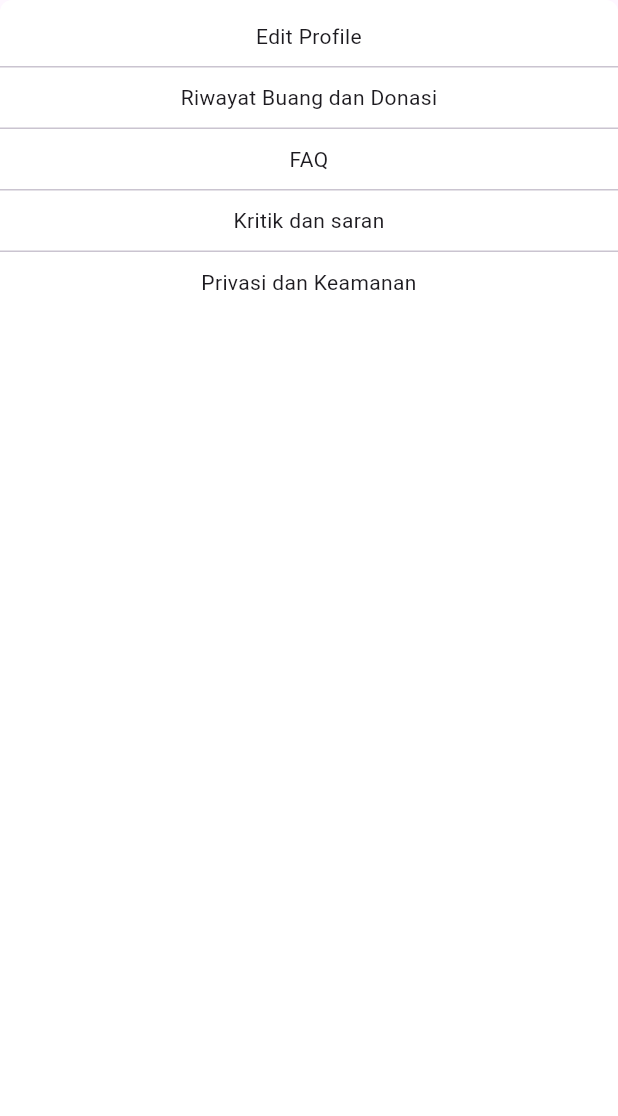
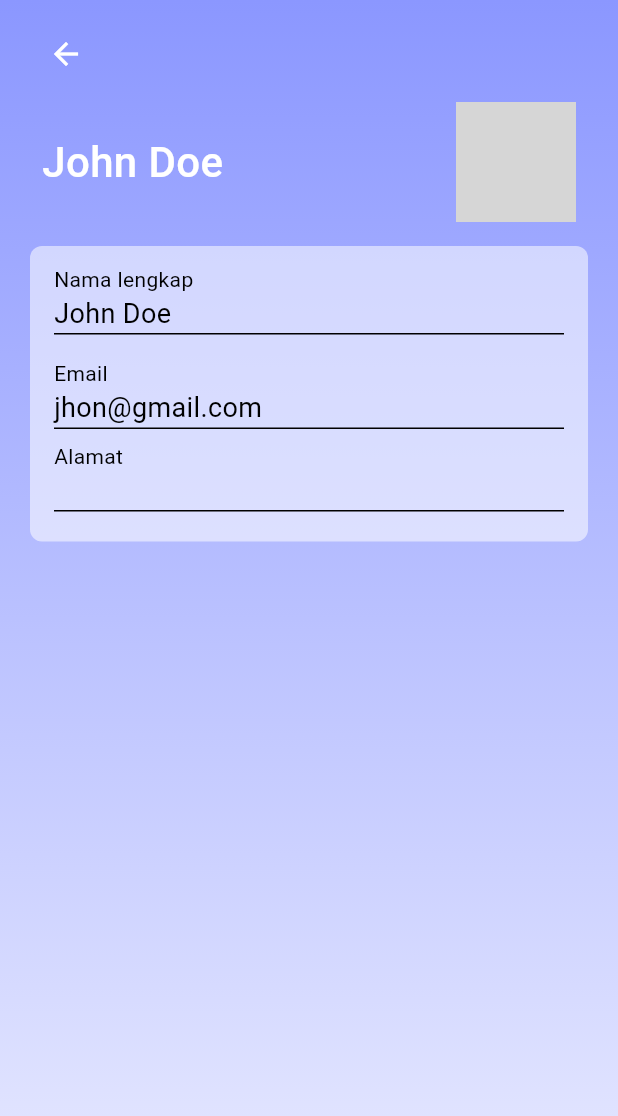
Before and after one commit to omanfathurrahman/e_waste, a Flutter app: the KomponenMenu widget shown alone on an empty page, opened directly, after a tap on "Edit Profile", on a phone screen of 412 x 824 dp. Shown: the top 1116 px of the screen. Run offline on Flutter 3.47's test engine with Material 3 defaults, Android fonts, the phone set to English and light mode, and no system bars; our stand-ins replace flutter_svg, supabase_flutter; accounts and stored records are empty; network calls fail; grey boxes are pictures that could not be loaded.

Commit message:
Add navigation to DetailProfileScreen and update UI in DetailLokasiServiceScreen

```diff
--- /dev/null
+++ b/lib/screen/profile/detail_profile/detail_profile_screen.dart
@@ -0,0 +1,213 @@
+import 'package:e_waste/main.dart';
+import 'package:e_waste/screen/service/daftar_lokasi_service/lokasi_service_terdekat_screen.dart';
+import 'package:flutter/material.dart';
+
+class DetailProfileScreen extends StatefulWidget {
+  const DetailProfileScreen({
+    super.key,
+  });
+
+  @override
+  State<DetailProfileScreen> createState() => _DetailProfileScreenState();
+}
+
+class _DetailProfileScreenState extends State<DetailProfileScreen> {
+  @override
+  Widget build(BuildContext context) {
+    return MaterialApp(
+      home: Stack(
+        children: [
+          Container(
+            width: double.infinity,
+            height: double.infinity,
+            clipBehavior: Clip.antiAlias,
+            decoration: const BoxDecoration(
+              gradient: LinearGradient(
+                begin: Alignment(0.00, 1.00),
+                end: Alignment(0, -1),
+                colors: [Color(0xFFE9EBFF), Color(0xFF8B97FF)],
+              ),
+            ),
+          ),
+          Scaffold(
+            backgroundColor: Colors.transparent,
+            body: Padding(
+              padding: const EdgeInsets.symmetric(horizontal: 20, vertical: 12),
+              child: ListView(
+                children: [
+                  const KomponenHeader(),
+                  const SizedBox(
+                    height: 8,
+                  ),
+                  Padding(
+                    padding: const EdgeInsets.symmetric(horizontal: 8),
+                    child: Container(
+                      child: Row(
+                          mainAxisAlignment: MainAxisAlignment.spaceBetween,
+                          children: [
+                            const Text(
+                              "John Doe",
+                              style: TextStyle(
+                                  color: Colors.white,
+                                  fontSize: 28,
+                                  fontWeight: FontWeight.w500),
+                            ),
+                            Container(
+                              clipBehavior: Clip.hardEdge,
+                              decoration: BoxDecoration(
+                                color: Colors.white,
+                                borderRadius: BorderRadius.circular(8),
+                              ),
+                              child: Image.network(
+                                'https://cdn.pixabay.com/photo/2015/10/05/22/37/blank-profile-picture-973460_1280.png',
+                                width: 80,
+                                height: 80,
+                                fit: BoxFit.contain,
+                              ),
+                            )
+                          ]),
+                    ),
+                  ),
+                  const SizedBox(
+                    height: 16,
+                  ),
+                  Container(
+                    decoration: BoxDecoration(
+                      color: Colors.white54,
+                      borderRadius: BorderRadius.circular(8),
+                    ),
+                    child: Padding(
+                      padding: const EdgeInsets.symmetric(
+                          horizontal: 16, vertical: 12),
+                      child: Column(
+                        crossAxisAlignment: CrossAxisAlignment.start,
+                        children: [
+                          Column(
+                            crossAxisAlignment: CrossAxisAlignment.start,
+                            children: [
+                              const Text(
+                                "Nama lengkap",
+                                style: TextStyle(
+                                  fontSize: 14,
+                                  color: Colors.black,
+                                ),
+                              ),
+                              SizedBox(
+                                width: double.infinity,
+                                child: Container(
+                                  decoration: const BoxDecoration(
+                                      border: Border(
+                                          bottom: BorderSide(
+                                              color: Colors.black, width: 1))),
+                                  child: const Text(
+                                    "John Doe",
+                                    style: TextStyle(
+                                      fontSize: 18,
+                                      color: Colors.black,
+                                    ),
+                                  ),
+                                ),
+                              ),
+                            ],
+                          ),
+                          const SizedBox(height: 16),
+                          Column(
+                            crossAxisAlignment: CrossAxisAlignment.start,
+                            children: [
+                              const Text(
+                                "Email",
+                                style: TextStyle(
+                                  fontSize: 14,
+                                  color: Colors.black,
+                                ),
+                              ),
+                              SizedBox(
+                                width: double.infinity,
+                                child: Container(
+                                  decoration: const BoxDecoration(
+                                      border: Border(
+                                          bottom: BorderSide(
+                                              color: Colors.black, width: 1))),
+                                  child: const Text(
+                                    "jhon@gmail.com",
+                                    style: TextStyle(
+                                      fontSize: 18,
+                                      color: Colors.black,
+                                    ),
+                                  ),
+                                ),
+                              ),
+                            ],
+                          ),
+                          const SizedBox(height: 8),
+                          Column(
+                            crossAxisAlignment: CrossAxisAlignment.start,
+                            children: [
+                              const Text(
+                                "Alamat",
+                                style: TextStyle(
+                                  fontSize: 14,
+                                  color: Colors.black,
+                                ),
+                              ),
+                              SizedBox(
+                                width: double.infinity,
+                                child: Container(
+                                  decoration: const BoxDecoration(
+                                      border: Border(
+                                          bottom: BorderSide(
+                                              color: Colors.black, width: 1))),
+                                  child: const Text(
+                                    "",
+                                    style: TextStyle(
+                                      fontSize: 18,
+                                      color: Colors.black,
+                                    ),
+                                  ),
+                                ),
+                              ),
+                            ],
+                          ),
+                          const SizedBox(height: 8),
+                        ],
+                      ),
+                    ),
+                  )
+                ],
+              ),
+            ),
+          )
+        ],
+      ),
+    );
+  }
+}
+
+class KomponenHeader extends StatelessWidget {
+  const KomponenHeader({super.key});
+
+  @override
+  Widget build(BuildContext context) {
+    return Row(
+      children: [
+        BackButton(
+          color: Colors.white,
+          onPressed: () {
+            Navigator.of(context).push(
+              MaterialPageRoute(
+                builder: (context) => const MainLayout(
+                  curScreenIndex: 4,
+                ),
+              ),
+            );
+          },
+        ),
+        // const Text(
+        //   "Profile",
+        //   style: TextStyle(
+        //       fontSize: 20, color: Colors.white, fontWeight: FontWeight.w600),
+        // ),
+      ],
+    );
+  }
+}
--- a/lib/screen/profile/profile_screen.dart
+++ b/lib/screen/profile/profile_screen.dart
@@ -1,4 +1,5 @@
 import 'package:e_waste/screen/auth/login_screen.dart';
+import 'package:e_waste/screen/profile/detail_profile/detail_profile_screen.dart';
 import 'package:flutter/material.dart';
 import 'package:supabase_flutter/supabase_flutter.dart';
 
@@ -126,7 +127,8 @@ class KomponenMenu extends StatelessWidget {
           children: [
             InkWell(
               onTap: () {
-                print("fdaf");
+                Navigator.pushReplacement(context,
+                    MaterialPageRoute(builder: (context) => DetailProfileScreen()));
               },
               child: const Padding(
                 padding: EdgeInsets.symmetric(vertical: 10),
--- a/lib/screen/service/detail/detail_lokasi_service.dart
+++ b/lib/screen/service/detail/detail_lokasi_service.dart
@@ -40,17 +40,37 @@ class _DetailLokasiServiceScreenState extends State<DetailLokasiServiceScreen> {
               child: ListView(
                 children: [
                   KomponenHeader(idKecamatan: widget.idKecamatan),
+                  Container(
+                    color: Colors.white24,
+                    child: Padding(
+                      padding: const EdgeInsets.all(8.0),
+                      child: Column(
+                        children: [
                           FutureBuilder(
                             future: getServiceCenterName(widget.idKecamatan),
                             builder: (context, snapshot) {
                               if (!snapshot.hasData) {
-                        return const Center(child: CircularProgressIndicator());
+                                return const Center(
+                                    child: CircularProgressIndicator());
                               }
-                      final kecamatan = snapshot.data;
-                      return Text(
-                        kecamatan.toString(),
-                        style:
-                            const TextStyle(color: Colors.white, fontSize: 16),
+                              final data =
+                                  snapshot.data as Map<String, dynamic>;
+                              return Column(
+                                crossAxisAlignment: CrossAxisAlignment.start,
+                                children: [
+                                  Text(
+                                    data['nama']!,
+                                    style: const TextStyle(
+                                        color: Colors.white,
+                                        fontSize: 16,
+                                        fontWeight: FontWeight.w700),
+                                  ),
+                                  Text(
+                                    data['alamat']!,
+                                    style: const TextStyle(
+                                        color: Colors.white, fontSize: 12),
+                                  ),
+                                ],
                               );
                             },
                           ),
@@ -62,7 +82,8 @@ class _DetailLokasiServiceScreenState extends State<DetailLokasiServiceScreen> {
                             ),
                             builder: (context, snapshot) {
                               if (!snapshot.hasData) {
-                        return const Center(child: CircularProgressIndicator());
+                                return const Center(
+                                    child: CircularProgressIndicator());
                               }
                               final imgPath = snapshot.data!;
                               return ClipRRect(
@@ -70,6 +91,10 @@ class _DetailLokasiServiceScreenState extends State<DetailLokasiServiceScreen> {
                                 child: Image.memory(imgPath),
                               );
                             },
+                          )
+                        ],
+                      ),
+                    ),
                   )
                 ],
               ),
@@ -110,14 +135,14 @@ class KomponenHeader extends StatelessWidget {
   }
 }
 
-Future<String> getServiceCenterName(num idKecamatan) async {
+Future<Map<String, dynamic>> getServiceCenterName(num idKecamatan) async {
   final response = await Supabase.instance.client
       .from('service_center')
-      .select('nama')
+      .select()
       .eq('id', idKecamatan)
       .limit(1)
       .single();
-  return response['nama'];
+  return response;
 }
 
 Future<Uint8List> getServiceCenterMaps({
```
Lines whose indentation alone changed are shown as unchanged.
